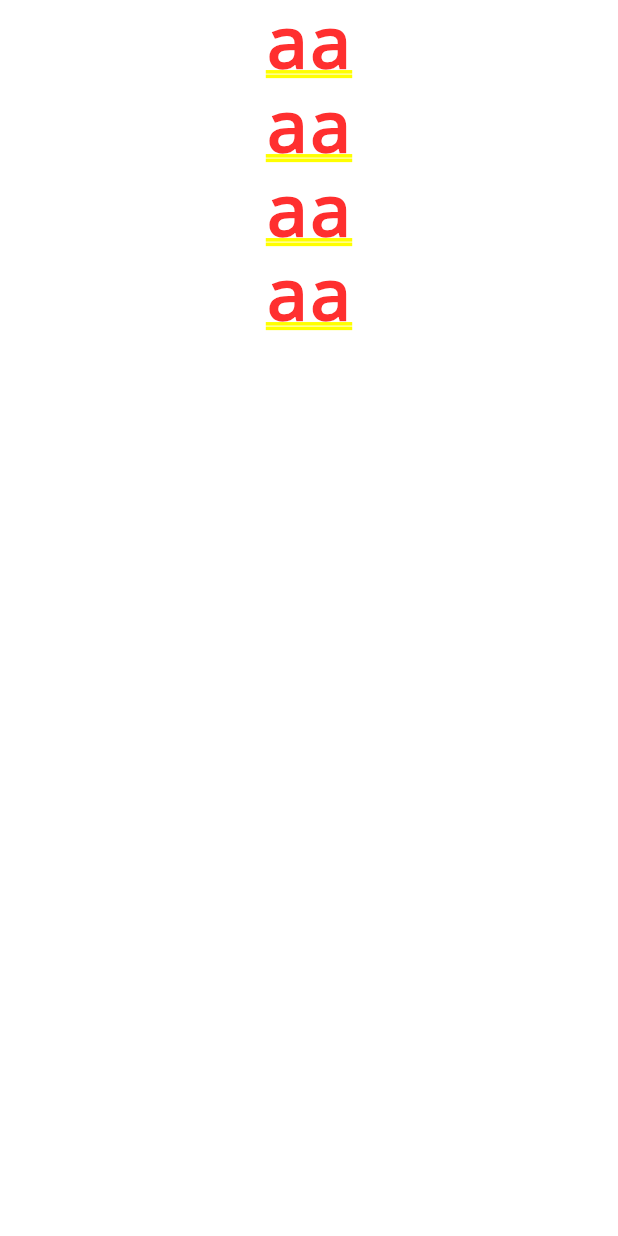
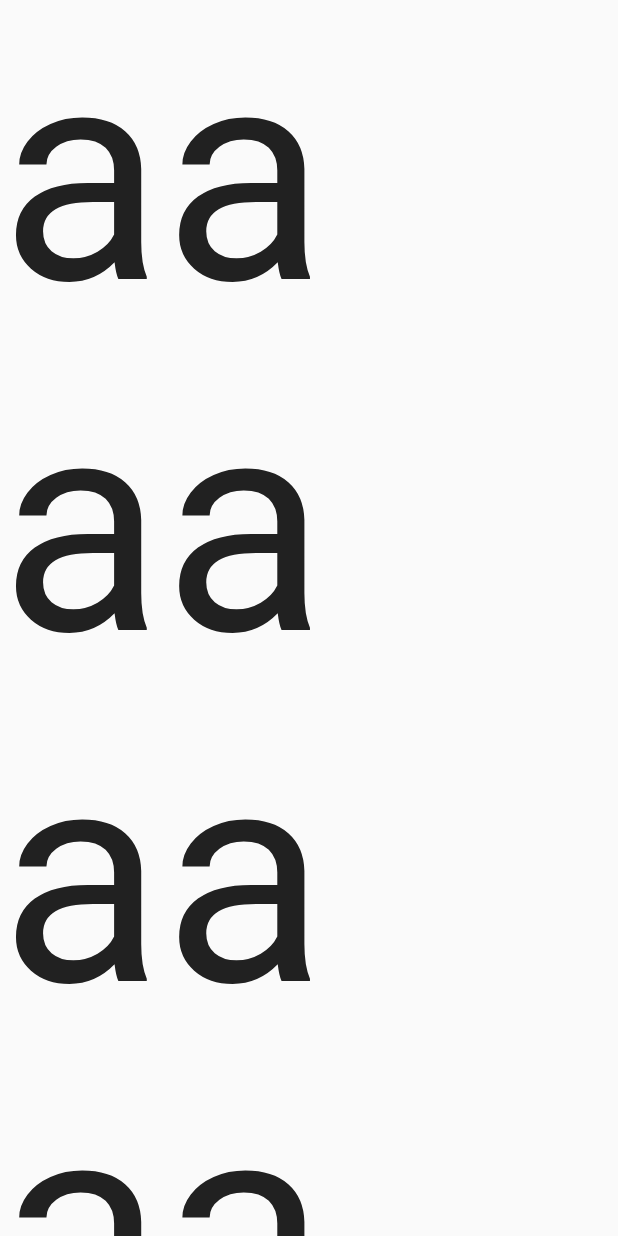
Before and after one commit to fulmoon/youtube, a Flutter app: the screen it shows after launch, on a phone screen of 412 x 824 dp. Run offline on Flutter 3.47's test engine with Material 2 defaults, Android fonts, the phone set to English and light mode, and no system bars.

Commit message:
FEAT Add Scaffold on Mini

```diff
--- a/lib/youtube.dart
+++ b/lib/youtube.dart
@@ -5,14 +5,15 @@ class Youtube extends StatelessWidget {
 
   @override
   Widget build(BuildContext context) {
-    return Column(
-      children: [
-        Text('aa', style: TextStyle(),),
-        Text('aa'),
-        Text('aa'),
-        Text('aa'),
-      ],
-
+    return Scaffold(
+      body: Column(
+        children: [
+          Text('aa', style: TextStyle(fontSize: 200),),
+          Text('aa', style: TextStyle(fontSize: 200),),
+          Text('aa', style: TextStyle(fontSize: 200),),
+          Text('aa', style: TextStyle(fontSize: 200),),
+        ],
+      ),
     );
   }
 }
```
